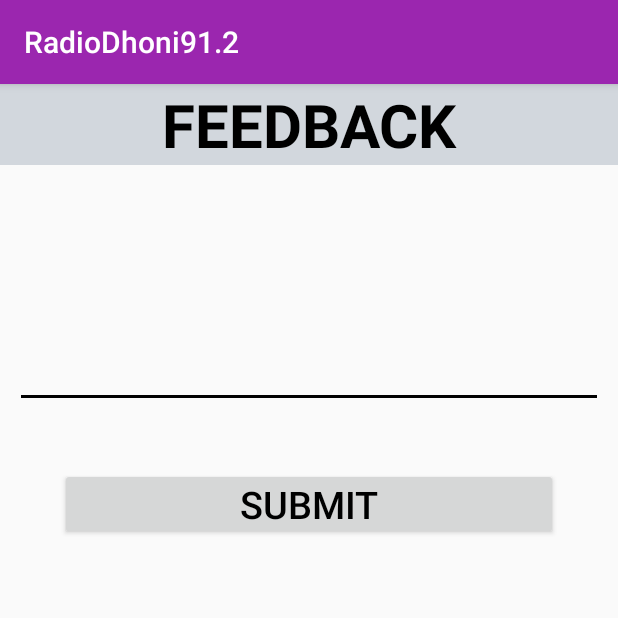
After one commit to vijay-2510/RadioDhoni91.2, an Android app: the Feedback screen opened directly, with no data from a screen before it, on a phone screen of 412 x 824 dp, the top half of it. The commit adds this screen. Run offline under Robolectric (Android 15) with nearby library versions, the phone set to English and light mode, and no system bars.

Commit message:
feedback section added

```diff
--- a/app/src/main/AndroidManifest.xml
+++ b/app/src/main/AndroidManifest.xml
@@ -35,7 +35,8 @@
             android:name=".Radio"
             android:hardwareAccelerated="false" />
         <activity android:name=".OwnerProfile" />
-        <activity android:name=".Gallery"></activity>
+        <activity android:name=".Gallery" />
+        <activity android:name=".Feedback"></activity>
     </application>
 
 </manifest>
--- /dev/null
+++ b/app/src/main/java/com/example/vijay/radiodhoni912/Feedback.java
@@ -0,0 +1,57 @@
+package com.example.vijay.radiodhoni912;
+
+import android.content.Intent;
+import android.net.Uri;
+import android.os.Bundle;
+import android.support.v7.app.AppCompatActivity;
+import android.view.View;
+import android.widget.Button;
+import android.widget.EditText;
+
+import static android.content.Intent.ACTION_SENDTO;
+import static android.content.Intent.EXTRA_SUBJECT;
+import static android.content.Intent.EXTRA_TEXT;
+import static android.text.TextUtils.isEmpty;
+
+public class Feedback extends AppCompatActivity {
+
+    EditText feedback_edit;
+    Button feedback_btn;
+
+    @Override
+    protected void onCreate(Bundle savedInstanceState) {
+        super.onCreate(savedInstanceState);
+        setContentView(R.layout.activity_feedback);
+        feedback_edit = (EditText)findViewById(R.id.feedback_edit);
+        feedback_btn = (Button)findViewById(R.id.feedback_btn);
+
+        feedback_btn.setOnClickListener(new View.OnClickListener() {
+            @Override
+            public void onClick(View v) {
+               String feedback = feedback_edit.getText().toString();
+                Intent intent = new Intent(ACTION_SENDTO);
+                intent.setType("message/rfc822");
+                String mailTo = "kumarvijay2510@gmail.com";
+                String mailCC = "";
+                String subject = "User Feedback";
+                if (mailTo == null) {
+                    mailTo = "";
+                }
+                intent.setData(Uri.parse("mailto:" + mailTo));
+                if (!isEmpty(mailCC)) {
+                    intent.putExtra(Intent.EXTRA_CC, new String[]{mailCC});
+                }
+                if (!isEmpty(subject)) {
+                    intent.putExtra(EXTRA_SUBJECT, subject);
+                }
+                if (!isEmpty(feedback)) {
+                    intent.putExtra(EXTRA_TEXT, feedback);
+                }
+
+                startActivity(Intent.createChooser(intent, "Sending"));
+
+            }
+        });
+
+    }
+}
--- a/app/src/main/java/com/example/vijay/radiodhoni912/MainActivity.java
+++ b/app/src/main/java/com/example/vijay/radiodhoni912/MainActivity.java
@@ -107,6 +107,8 @@ public class MainActivity extends AppCompatActivity
             startActivity(facebookIntent);
 
         } else if (id == R.id.nav_feedback) {
+            Intent i = new Intent(getApplicationContext(), Feedback.class);
+            startActivity(i);
 
         }
 
--- a/app/src/main/java/com/example/vijay/radiodhoni912/OwnerProfile.java
+++ b/app/src/main/java/com/example/vijay/radiodhoni912/OwnerProfile.java
@@ -6,6 +6,7 @@ import android.support.v4.view.ViewPager;
 import android.support.v7.app.AppCompatActivity;
 import android.widget.ImageView;
 import android.widget.LinearLayout;
+import android.widget.TextView;
 
 import java.util.Timer;
 import java.util.TimerTask;
@@ -16,10 +17,15 @@ public class OwnerProfile extends AppCompatActivity {
     LinearLayout sliderDots;
     private  int dotscount;
     private ImageView[] dots;
+    TextView textView;
     @Override
     protected void onCreate(Bundle savedInstanceState) {
         super.onCreate(savedInstanceState);
         setContentView(R.layout.activity_owner_profile);
+
+        textView = (TextView)findViewById(R.id.about_owner);
+        textView.setText("Rashadul Hossain Chowdhury ,the Assistant Secretary, Central Sub-Committee, Bangladesh Awami League presently hails from Chandpur. He was born to Mr. Mofazzol Hossain Chowdhury Maya on 28th August, 1976  and completed his BA (Hons) from Mohammadpur Central College and HSC from Adamjee Cantonment College. Mr Chowdhury has been professionally affiliated to many organizations till date. He was the Founder of Wega Zone Limited as well as the Founder & Chairman of Radio Dhoni 91.2 FM. In his professional tenure he has also been the Founde rof Maya Corporation. His expresses liberal political views and takes interest in Singing, Guitar, Driving, Scuba Diving, Music and Politics. Mr. Chowdhury takes special liking towards travelling and exploring different places and learning different cultures. He has travelled to a lot of countries till the present time and wishes to continue learning more in the future.");
+
 
         viewPager = (ViewPager)findViewById(R.id.viewPager);
         sliderDots = (LinearLayout)findViewById(R.id.SliderDots);
--- /dev/null
+++ b/app/src/main/res/layout/activity_feedback.xml
@@ -0,0 +1,46 @@
+<?xml version="1.0" encoding="utf-8"?>
+<RelativeLayout xmlns:android="http://schemas.android.com/apk/res/android"
+    xmlns:app="http://schemas.android.com/apk/res-auto"
+    xmlns:tools="http://schemas.android.com/tools"
+    android:layout_width="match_parent"
+    android:layout_height="match_parent"
+    tools:context="com.example.vijay.radiodhoni912.Feedback">
+
+    <TextView
+        android:id="@+id/feedback_text"
+        android:layout_width="match_parent"
+        android:layout_height="wrap_content"
+        android:text="FEEDBACK"
+        android:textStyle="bold"
+        android:textAlignment="center"
+        android:textColor="#000"
+        android:background="#d2d7dd"
+        android:textSize="40sp"/>
+    <EditText
+        android:id="@+id/feedback_edit"
+        android:layout_width="match_parent"
+        android:layout_height="wrap_content"
+        android:layout_below="@id/feedback_text"
+        android:gravity="center"
+        android:inputType="textMultiLine"
+        android:lines="6"
+        android:layout_marginLeft="10dp"
+        android:layout_marginRight="10dp"
+        android:layout_marginTop="10dp"
+        />
+    <Button
+        android:id="@+id/feedback_btn"
+        android:layout_width="match_parent"
+        android:layout_height="wrap_content"
+        android:layout_below="@+id/feedback_edit"
+        android:layout_marginTop="40dp"
+        android:text="SUBMIT"
+        android:textSize="25sp"
+        android:textColor="#000"
+        android:textAlignment="center"
+        android:padding="5dp"
+        android:layout_marginLeft="40dp"
+        android:layout_marginRight="40dp"/>
+
+
+</RelativeLayout>
--- a/app/src/main/res/layout/custom_layout.xml
+++ b/app/src/main/res/layout/custom_layout.xml
@@ -6,6 +6,7 @@
 
     <ImageView
         android:id="@+id/imageView2"
+        android:background="#000"
         android:layout_width="match_parent"
         android:layout_height="200dp"
         app:srcCompat="@mipmap/ic_launcher" />
```
Also changed, not shown: app/src/main/res/layout/activity_owner_profile.xml (+20 -1 lines).
